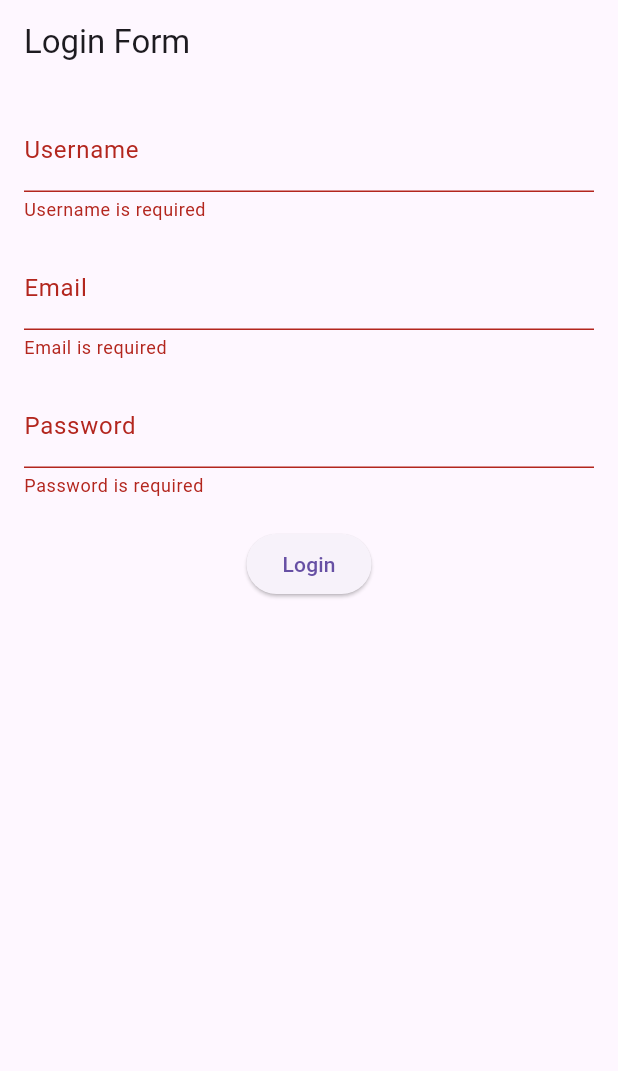
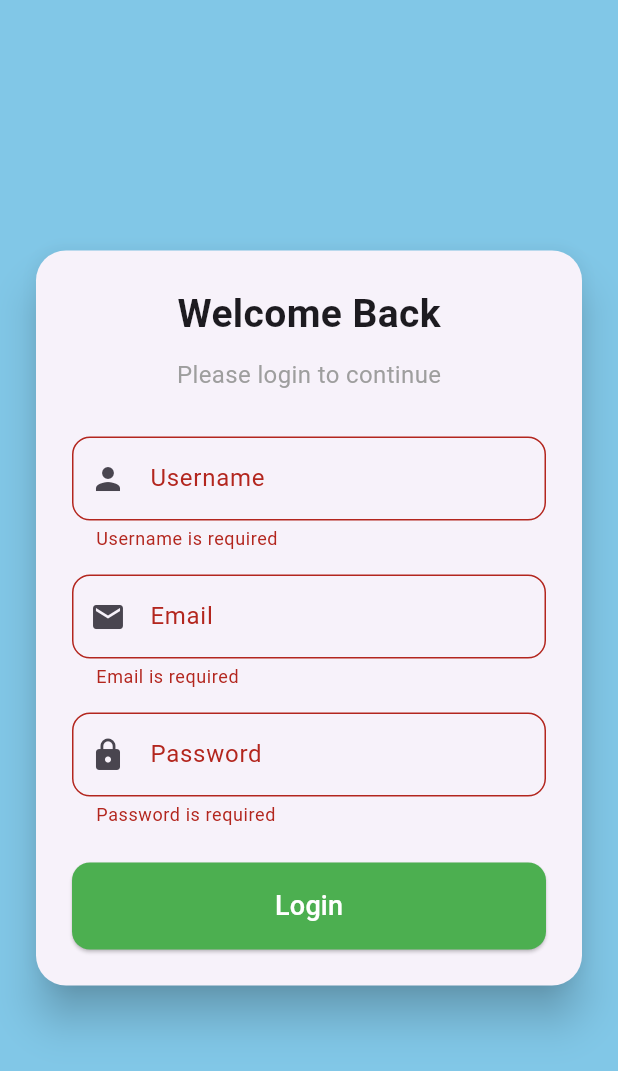
Before and after one commit to EdenEsayas27/Login-Flutter, a Flutter app: the screen it shows after launch, after a tap on "Login", on a phone screen of 412 x 824 dp. Shown: the top 1071 px of the screen. Run offline on Flutter 3.47's test engine with Material 3 defaults, Android fonts, the phone set to English and light mode, and no system bars.

Commit message:
Login form with validation and styled UI

```diff
--- a/loginform/lib/login_form.dart
+++ b/loginform/lib/login_form.dart
@@ -12,7 +12,10 @@ class MyApp extends StatelessWidget {
     return MaterialApp(
       debugShowCheckedModeBanner: false,
       title: 'Login Form',
-      theme: ThemeData(primarySwatch: Colors.blue),
+      theme: ThemeData(
+        primarySwatch: Colors.blue,
+        fontFamily: 'Roboto',
+      ),
       home: const LoginForm(),
     );
   }
@@ -28,19 +31,21 @@ class LoginForm extends StatefulWidget {
 class _LoginFormState extends State<LoginForm> {
   final GlobalKey<FormState> _formKey = GlobalKey<FormState>();
 
-  // Hardcoded valid credentials for testing
   final String validUsername = 'eden123';
   final String validEmail = 'eden@email.com';
   final String validPassword = 'password123';
 
-  // Controllers to get the text input values
   final TextEditingController _usernameController = TextEditingController();
   final TextEditingController _emailController = TextEditingController();
   final TextEditingController _passwordController = TextEditingController();
 
-  // Validator functions
   String? _validateUsername(String? value) {
-    return value == null || value.isEmpty ? 'Username is required' : null;
+    if (value == null || value.isEmpty) {
+      return 'Username is required';
+    } else if (!RegExp(r'^[a-zA-Z0-9_]+$').hasMatch(value)) {
+      return 'Only letters, numbers, and underscores allowed';
+    }
+    return null;
   }
 
   String? _validateEmail(String? value) {
@@ -54,26 +59,35 @@ class _LoginFormState extends State<LoginForm> {
   }
 
   String? _validatePassword(String? value) {
-    return value == null || value.isEmpty ? 'Password is required' : null;
+    if (value == null || value.isEmpty) {
+      return 'Password is required';
+    } else if (value.length < 8) {
+      return 'Password must be at least 8 characters';
+    }
+    return null;
   }
 
-  // Submit function
   void _submitForm() {
     if (_formKey.currentState!.validate()) {
       String enteredUsername = _usernameController.text;
       String enteredEmail = _emailController.text;
       String enteredPassword = _passwordController.text;
 
-      // Check hardcoded credentials
       if (enteredUsername == validUsername &&
           enteredEmail == validEmail &&
           enteredPassword == validPassword) {
         ScaffoldMessenger.of(context).showSnackBar(
-          const SnackBar(content: Text('Login Successful!')),
+          const SnackBar(
+            content: Text('Login Successful!'),
+            backgroundColor: Colors.green, // ✅ Success
+          ),
         );
       } else {
         ScaffoldMessenger.of(context).showSnackBar(
-          const SnackBar(content: Text('Invalid username, email, or password')),
+          const SnackBar(
+            content: Text('Invalid username, email, or password'),
+            backgroundColor: Colors.red, // ❌ Error
+          ),
         );
       }
     }
@@ -82,55 +96,94 @@ class _LoginFormState extends State<LoginForm> {
   @override
   Widget build(BuildContext context) {
     return Scaffold(
-      appBar: AppBar(title: const Text('Login Form')),
-      body: SafeArea(
+      body: Container(
+        decoration: const BoxDecoration(
+          gradient: LinearGradient(
+            colors: [Color.fromARGB(255, 129, 199, 231), Color.fromARGB(255, 129, 199, 231)],
+            begin: Alignment.topLeft,
+            end: Alignment.bottomRight,
+          ),
+        ),
+        child: Center(
+          child: ConstrainedBox(
+            constraints: const BoxConstraints(maxWidth: 550),
+            child: Card(
+              elevation: 12,
+              shape: RoundedRectangleBorder(borderRadius: BorderRadius.circular(20)),
+              margin: const EdgeInsets.symmetric(horizontal: 24),
               child: Padding(
-          padding: const EdgeInsets.all(16.0),
+                padding: const EdgeInsets.all(24.0),
+                child: SingleChildScrollView(
                   child: Form(
                     key: _formKey,
                     child: Column(
-              mainAxisSize: MainAxisSize.min,
                       children: [
-                // Username field
+                        const Text(
+                          'Welcome Back',
+                          style: TextStyle(fontSize: 26, fontWeight: FontWeight.bold),
+                        ),
+                        const SizedBox(height: 10),
+                        const Text(
+                          'Please login to continue',
+                          style: TextStyle(fontSize: 16, color: Colors.grey),
+                        ),
+                        const SizedBox(height: 30),
+
+                        // Username
                         TextFormField(
                           controller: _usernameController,
-                  decoration: const InputDecoration(
+                          decoration: InputDecoration(
+                            prefixIcon: const Icon(Icons.person),
                             labelText: 'Username',
-                    hintText: 'Enter your username',
+                            border: OutlineInputBorder(borderRadius: BorderRadius.circular(12)),
                           ),
                           validator: _validateUsername,
                         ),
-                const SizedBox(height: 16.0),
+                        const SizedBox(height: 16),
 
-                // Email field
+                        // Email
                         TextFormField(
                           controller: _emailController,
-                  decoration: const InputDecoration(
+                          decoration: InputDecoration(
+                            prefixIcon: const Icon(Icons.email),
                             labelText: 'Email',
-                    hintText: 'Enter your email',
+                            border: OutlineInputBorder(borderRadius: BorderRadius.circular(12)),
                           ),
                           validator: _validateEmail,
                         ),
-                const SizedBox(height: 16.0),
+                        const SizedBox(height: 16),
 
-                // Password field
+                        // Password
                         TextFormField(
                           controller: _passwordController,
-                  decoration: const InputDecoration(
+                          obscureText: true,
+                          decoration: InputDecoration(
+                            prefixIcon: const Icon(Icons.lock),
                             labelText: 'Password',
-                    hintText: 'Enter your password',
+                            border: OutlineInputBorder(borderRadius: BorderRadius.circular(12)),
                           ),
-                  obscureText: true,
                           validator: _validatePassword,
                         ),
-                const SizedBox(height: 20.0),
+                        const SizedBox(height: 24),
 
-                // Submit button
-                ElevatedButton(
+                        // Button
+                        SizedBox(
+                          width: double.infinity,
+                          child: ElevatedButton(
                             onPressed: _submitForm,
-                  child: const Text('Login'),
+                            style: ElevatedButton.styleFrom(
+                              backgroundColor: Colors.green,
+                              padding: const EdgeInsets.symmetric(vertical: 16),
+                              shape: RoundedRectangleBorder(borderRadius: BorderRadius.circular(12)),
+                            ),
+                            child: const Text('Login', style: TextStyle(fontSize: 18,color: Colors.white)),
+                          ),
                         ),
                       ],
+                    ),
+                  ),
+                ),
+              ),
             ),
           ),
         ),
```
Lines whose indentation alone changed are shown as unchanged.
